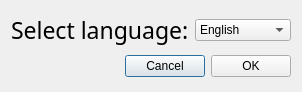
The window that src/gui/ui/changelanguagedialog.ui (aejontargaryen/FanGoldWallet) describes before a commit, drawn with Qt 5.
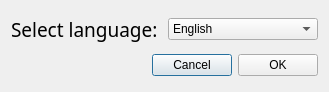
The same window after the commit.

Patch:
```diff
--- a/src/gui/ui/changelanguagedialog.ui
+++ b/src/gui/ui/changelanguagedialog.ui
@@ -6,7 +6,7 @@
    <rect>
     <x>0</x>
     <y>0</y>
-    <width>245</width>
+    <width>329</width>
     <height>92</height>
    </rect>
   </property>
@@ -21,7 +21,7 @@
        <property name="font">
         <font>
          <family>Theuerdank Fraktur</family>
-         <pointsize>17</pointsize>
+         <pointsize>14</pointsize>
          <weight>50</weight>
          <italic>false</italic>
          <bold>false</bold>
```
